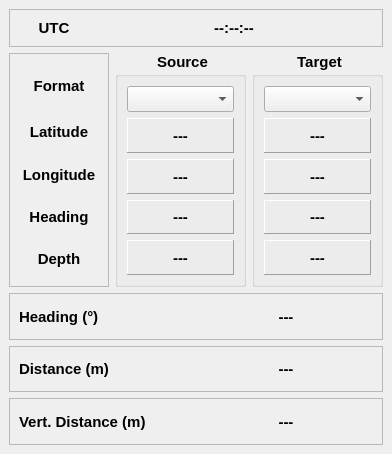
This is ui/guidance_dock_base.ui in jrenken/qgis-PosiView as Qt 5 draws it before an edit. The edited form follows.
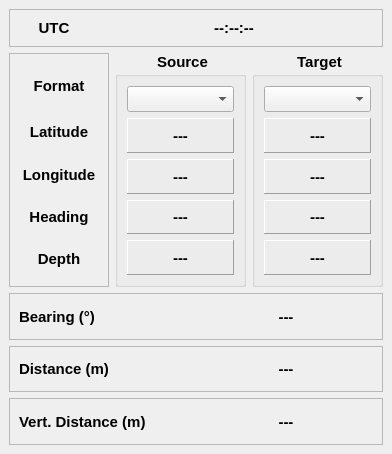
This is the edited form. Icons and pictures are not drawn.

Commit message: change label heading to bearing in guidance dock TargetPosParser: return raw result if no optional values available

Patch:
```diff
--- a/ui/guidance_dock_base.ui
+++ b/ui/guidance_dock_base.ui
@@ -326,7 +326,7 @@
        <item>
         <widget class="QLabel" name="label_13">
          <property name="text">
-          <string>Heading (°)</string>
+          <string>Bearing (°)</string>
          </property>
         </widget>
        </item>
```
The commit also changes 2 other files.
